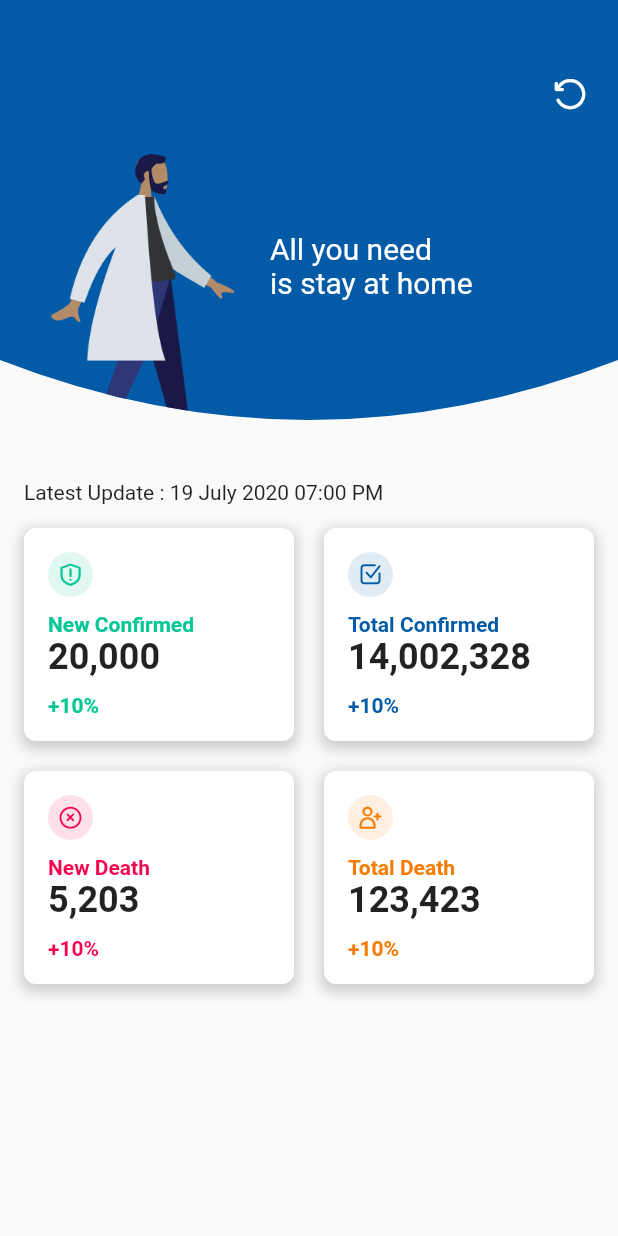
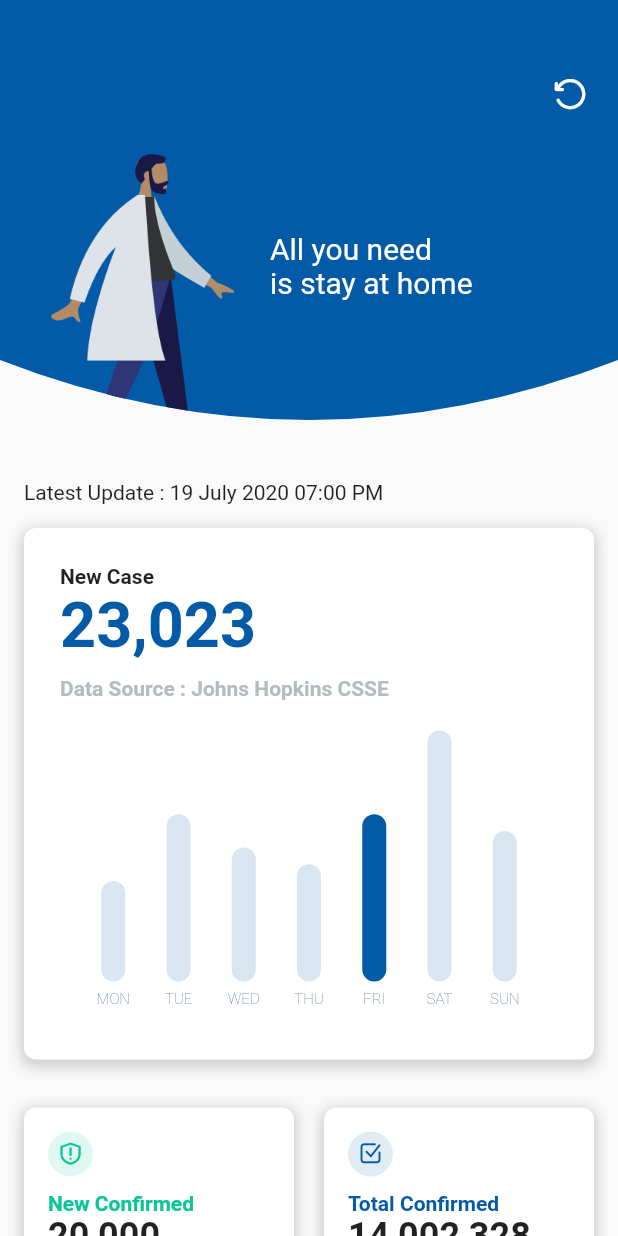
Before and after one commit to federicoteddy/Corona, a Flutter app: the screen it shows after launch, on a phone screen of 412 x 824 dp. Run offline on Flutter 3.47's test engine with Material 2 defaults, Android fonts, the light colour scheme and no system bars; drawn by our look-alikes of fl_chart.

Commit message:
New widget for Flutter Line and Bar Chart

```diff
--- /dev/null
+++ b/lib/CardView.dart
@@ -0,0 +1,36 @@
+import 'package:flutter/material.dart';
+
+class CardView extends StatelessWidget {
+  Widget child;
+
+  CardView({Key key, this.child}) : super(key: key);
+
+  @override
+  Widget build(BuildContext context) {
+    return Column(
+      crossAxisAlignment: CrossAxisAlignment.start,
+      children: <Widget>[
+        Padding(
+          padding: EdgeInsets.all(8.0),
+          child: Container(
+            margin: EdgeInsets.all(8.0),
+            padding: EdgeInsets.all(24.0),
+            width: double.infinity,
+            decoration: BoxDecoration(
+                color: Colors.white,
+                boxShadow: [
+                  BoxShadow(
+                    color: Colors.grey.withOpacity(0.5),
+                    spreadRadius: 2,
+                    blurRadius: 7,
+                    offset: Offset(0, 3), // changes position of shadow
+                  ),
+                ],
+                borderRadius: BorderRadius.circular(8)),
+            child: child,
+          ),
+        ),
+      ],
+    );
+  }
+}
--- a/lib/Util/Colors.dart
+++ b/lib/Util/Colors.dart
@@ -5,7 +5,7 @@ const backgroundColor = Color(0xFFF5F6F9);
 const PrimaryColor = Color(0xFF035AA6);
 const SecondaryColor = Color(0xFFFFA41B);
 const TextColor = Color(0xFF000839);
-const TextLightColor = Color(0xFF747474);
+const TextLightColor = Color(0xFFb5bbc1);
 const BlueColor = Color(0xFF40BAD5);
 const OrangeColor = Color(0xFFf77c03);
 const RedColor = Color(0xFFf7024e);
--- /dev/null
+++ b/lib/WeeklyBarChart.dart
@@ -0,0 +1,74 @@
+import 'package:coronaApp/Util/Colors.dart';
+import 'package:fl_chart/fl_chart.dart';
+import 'package:flutter/material.dart';
+
+class WeeklyChart extends StatelessWidget {
+  @override
+  Widget build(BuildContext context) {
+    return AspectRatio(
+      aspectRatio: 1.7,
+      child: BarChart(
+        BarChartData(
+          barGroups: getBarGroups(),
+          borderData: FlBorderData(show: false),
+          titlesData: FlTitlesData(
+            leftTitles: SideTitles(
+              showTitles: false,
+            ),
+            bottomTitles: SideTitles(
+              showTitles: true,
+              getTitles: getWeek,
+              textStyle: TextStyle(
+                color: Color(0xFF7589A2),
+                fontSize: 10,
+                fontWeight: FontWeight.w200,
+              ),
+            ),
+          ),
+        ),
+      ),
+    );
+  }
+}
+
+getBarGroups() {
+  List<double> barChartDatas = [6, 10, 8, 7, 10, 15, 9];
+  List<BarChartGroupData> barChartGroups = [];
+  barChartDatas.asMap().forEach(
+        (i, value) => barChartGroups.add(
+      BarChartGroupData(
+        x: i,
+        barRods: [
+          BarChartRodData(
+            y: value,
+            //This is not the proper way, this is just for demo
+            color: i == 4 ? PrimaryColor : PrimaryColor.withOpacity(0.15),
+            width: 16,
+          )
+        ],
+      ),
+    ),
+  );
+  return barChartGroups;
+}
+
+String getWeek(double value) {
+  switch (value.toInt()) {
+    case 0:
+      return 'MON';
+    case 1:
+      return 'TUE';
+    case 2:
+      return 'WED';
+    case 3:
+      return 'THU';
+    case 4:
+      return 'FRI';
+    case 5:
+      return 'SAT';
+    case 6:
+      return 'SUN';
+    default:
+      return '';
+  }
+}
--- a/lib/main.dart
+++ b/lib/main.dart
@@ -1,10 +1,14 @@
 import 'dart:async';
 
+import 'package:coronaApp/CustomLineChart.dart';
 import 'package:coronaApp/Header.dart';
 import 'package:coronaApp/Util/NumberUtil.dart';
 import 'package:coronaApp/model/Country.dart';
+import 'package:fl_chart/fl_chart.dart';
 import 'package:coronaApp/model/Summary.dart';
 import 'package:flutter/material.dart';
+import 'CardView.dart';
+import 'WeeklyBarChart.dart';
 
 import 'Util/Colors.dart';
 import 'GlobalCaseCard.dart';
@@ -63,6 +67,27 @@ class _MyHomePageState extends State<MyHomePage> {
                       child: Text("Latest Update : 19 July 2020 07:00 PM"),
                     ),
                   ),
+                  CardView(
+                    child: Column(
+                      crossAxisAlignment: CrossAxisAlignment.start,
+                      children: <Widget>[
+                        Text("New Case",
+                            style: TextStyle(fontWeight: FontWeight.bold)),
+                        Text(NumberUtil().setDecimalFormat(23023),
+                            style: TextStyle(
+                                fontSize: 42,
+                                fontWeight: FontWeight.bold,
+                                color: PrimaryColor)),
+                        SizedBox(height: 10),
+                        Text("Data Source : Johns Hopkins CSSE",
+                            style: TextStyle(
+                                color: TextLightColor,
+                                fontWeight: FontWeight.w600)),
+                        SizedBox(height: 20),
+                        WeeklyChart()
+                      ],
+                    ),
+                  ),
                   Padding(
                     padding: const EdgeInsets.all(16.0),
                     child: Wrap(
@@ -91,10 +116,58 @@ class _MyHomePageState extends State<MyHomePage> {
                             color: OrangeColor),
                       ],
                     ),
+                  ),
+                  Column(
+                    crossAxisAlignment: CrossAxisAlignment.start,
+                    children: <Widget>[
+                      Padding(
+                        padding: EdgeInsets.all(8.0),
+                        child: Container(
+                          margin: EdgeInsets.all(8.0),
+                          width: double.infinity,
+                          decoration: BoxDecoration(
+                              color: Colors.white,
+                              boxShadow: [
+                                BoxShadow(
+                                  color: Colors.grey.withOpacity(0.5),
+                                  spreadRadius: 2,
+                                  blurRadius: 7,
+                                  offset: Offset(0, 3), // changes position of shadow
+                                ),
+                              ],
+                              borderRadius: BorderRadius.circular(8)),
+                          child: Column(
+                            crossAxisAlignment: CrossAxisAlignment.start,
+                            children: <Widget>[
+                              Padding(
+                                padding: const EdgeInsets.all(16.0),
+                                child: Column(
+                                  crossAxisAlignment: CrossAxisAlignment.start,
+                                  children: <Widget>[
+                                    Text("New Case Chart Weekly",
+                                        style: TextStyle(fontWeight: FontWeight.bold)),
+                                    Text("12-19 Jul 2020",
+                                        style: TextStyle(
+                                            fontSize: 32,
+                                            fontWeight: FontWeight.bold,
+                                            color: PrimaryColor)),
+                                    SizedBox(height: 5),
+                                    Text("Data Source : Johns Hopkins CSSE",
+                                        style: TextStyle(
+                                            color: TextLightColor,
+                                            fontWeight: FontWeight.w600)),
+                                  ],
+                                ),
+                              ),
+                              CustomLineChart()
+                            ],
+                          ),
+                        ),
+                      ),
+                    ],
                   )
                 ],
-        ),
-      )),
+              ))),
     );
   }
 
--- a/pubspec.yaml
+++ b/pubspec.yaml
@@ -31,6 +31,7 @@ dependencies:
   cupertino_icons: ^0.1.3
   http: ^0.12.2
   intl: ^0.16.1
+  fl_chart: ^0.9.3
 
 dev_dependencies:
   flutter_test:
```
Also changed, not shown: lib/CustomLineChart.dart (added, +241 -0 lines), pubspec.lock. Lines whose indentation alone changed are shown as unchanged.
